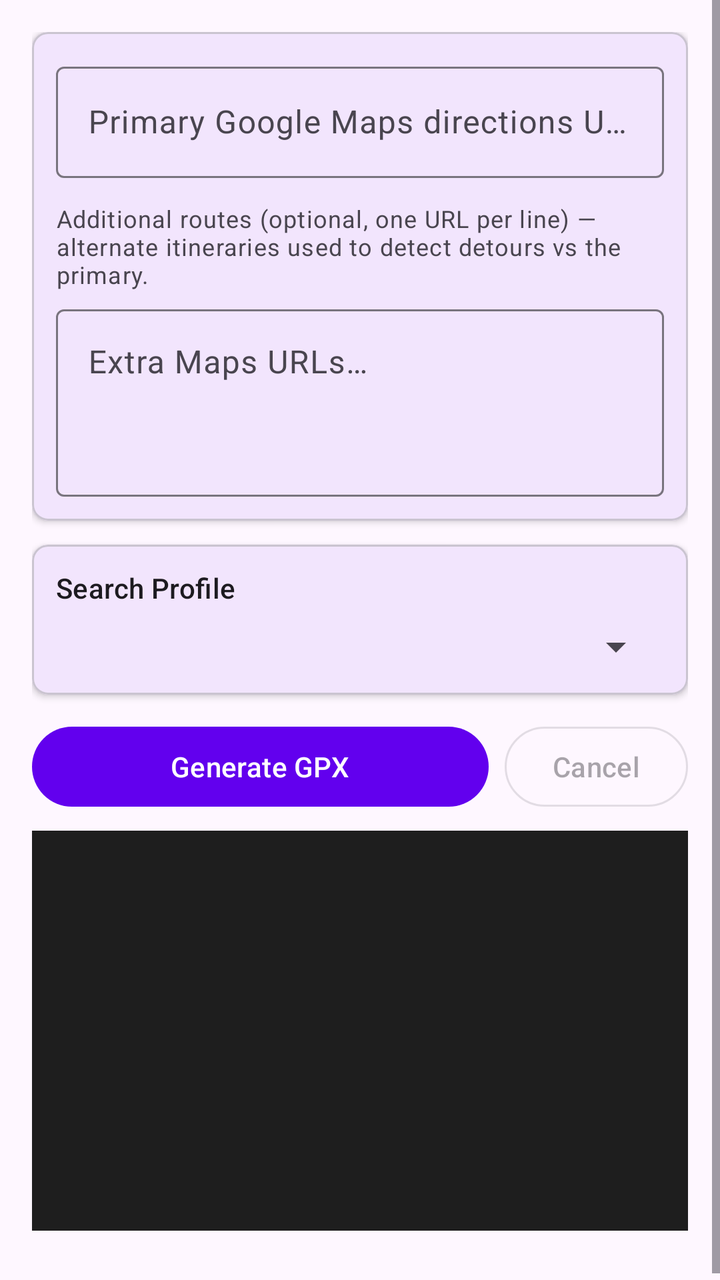
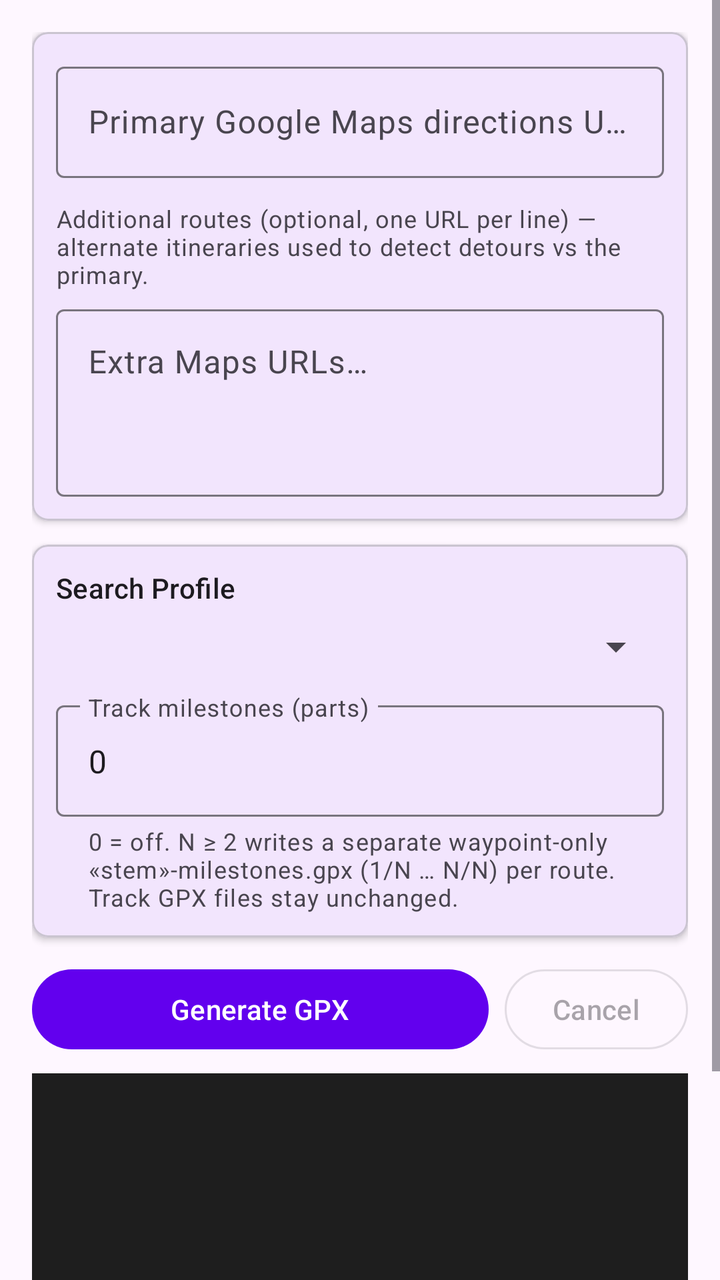

Compare the two renders of this Android layout. The source of the first and the diff that turns it into the second are given below.
<!-- AndroidManifest.xml: application theme Theme.GpxPoiEnricher -->
<!-- res/layout/fragment_easy.xml -->
<?xml version="1.0" encoding="utf-8"?>
<ScrollView
    xmlns:android="http://schemas.android.com/apk/res/android"
    xmlns:app="http://schemas.android.com/apk/res-auto"
    android:layout_width="match_parent"
    android:layout_height="match_parent">

    <LinearLayout
        android:layout_width="match_parent"
        android:layout_height="wrap_content"
        android:orientation="vertical"
        android:padding="16dp">

        
        <com.google.android.material.card.MaterialCardView
            android:layout_width="match_parent"
            android:layout_height="wrap_content"
            android:layout_marginBottom="12dp"
            app:cardElevation="2dp"
            app:cardCornerRadius="8dp">

            <LinearLayout
                android:layout_width="match_parent"
                android:layout_height="wrap_content"
                android:orientation="vertical"
                android:padding="12dp">

                <com.google.android.material.textfield.TextInputLayout
                    android:layout_width="match_parent"
                    android:layout_height="wrap_content"
                    android:hint="@string/hint_maps_url"
                    style="@style/Widget.Material3.TextInputLayout.OutlinedBox">

                    <com.google.android.material.textfield.TextInputEditText
                        android:id="@+id/edit_url"
                        android:layout_width="match_parent"
                        android:layout_height="wrap_content"
                        android:inputType="textUri"
                        android:lines="2"
                        android:maxLines="4" />
                </com.google.android.material.textfield.TextInputLayout>

                <TextView
                    android:layout_width="match_parent"
                    android:layout_height="wrap_content"
                    android:layout_marginTop="12dp"
                    android:text="@string/label_additional_route_urls"
                    android:textAppearance="?attr/textAppearanceBodySmall"
                    android:layout_marginBottom="4dp" />

                <com.google.android.material.textfield.TextInputLayout
                    android:layout_width="match_parent"
                    android:layout_height="wrap_content"
                    android:hint="@string/hint_extra_maps_urls"
                    style="@style/Widget.Material3.TextInputLayout.OutlinedBox">

                    <com.google.android.material.textfield.TextInputEditText
                        android:id="@+id/edit_extra_urls"
                        android:layout_width="match_parent"
                        android:layout_height="wrap_content"
                        android:inputType="textMultiLine|textUri"
                        android:gravity="top|start"
                        android:minLines="3"
                        android:maxLines="8"
                        android:scrollbars="vertical" />
                </com.google.android.material.textfield.TextInputLayout>
            </LinearLayout>
        </com.google.android.material.card.MaterialCardView>

        
        <com.google.android.material.card.MaterialCardView
            android:layout_width="match_parent"
            android:layout_height="wrap_content"
            android:layout_marginBottom="12dp"
            app:cardElevation="2dp"
            app:cardCornerRadius="8dp">

            <LinearLayout
                android:layout_width="match_parent"
                android:layout_height="wrap_content"
                android:orientation="vertical"
                android:padding="12dp">

                <TextView
                    android:layout_width="match_parent"
                    android:layout_height="wrap_content"
                    android:text="@string/label_profile"
                    android:textAppearance="?attr/textAppearanceLabelLarge"
                    android:layout_marginBottom="8dp" />

                <Spinner
                    android:id="@+id/spinner_profile"
                    android:layout_width="match_parent"
                    android:layout_height="wrap_content" />
            </LinearLayout>
        </com.google.android.material.card.MaterialCardView>

        
        <LinearLayout
            android:layout_width="match_parent"
            android:layout_height="wrap_content"
            android:orientation="horizontal"
            android:gravity="center_vertical"
            android:layout_marginBottom="8dp">

            <com.google.android.material.button.MaterialButton
                android:id="@+id/btn_generate"
                android:layout_width="0dp"
                android:layout_height="wrap_content"
                android:layout_weight="1"
                android:layout_marginEnd="8dp"
                android:text="@string/btn_generate" />

            <com.google.android.material.button.MaterialButton
                android:id="@+id/btn_cancel"
                style="@style/Widget.Material3.Button.OutlinedButton"
                android:layout_width="wrap_content"
                android:layout_height="wrap_content"
                android:text="@string/btn_cancel"
                android:enabled="false" />
        </LinearLayout>

        <ProgressBar
            android:id="@+id/progress_bar"
            android:layout_width="match_parent"
            android:layout_height="wrap_content"
            android:visibility="gone"
            style="?android:attr/progressBarStyleHorizontal"
            android:indeterminate="true"
            android:layout_marginBottom="8dp" />

        
        <ScrollView
            android:id="@+id/log_scroll"
            android:layout_width="match_parent"
            android:layout_height="200dp"
            android:background="@color/log_background"
            android:padding="8dp"
            android:layout_marginBottom="12dp">

            <TextView
                android:id="@+id/log_output"
                android:layout_width="match_parent"
                android:layout_height="wrap_content"
                android:fontFamily="monospace"
                android:textSize="12sp"
                android:textColor="@color/log_text" />
        </ScrollView>

        
        <com.google.android.material.card.MaterialCardView
            android:id="@+id/card_results"
            android:layout_width="match_parent"
            android:layout_height="wrap_content"
            android:visibility="gone"
            app:cardElevation="2dp"
            app:cardCornerRadius="8dp">

            <LinearLayout
                android:layout_width="match_parent"
                android:layout_height="wrap_content"
                android:orientation="vertical"
                android:padding="12dp">

                <TextView
                    android:layout_width="match_parent"
                    android:layout_height="wrap_content"
                    android:text="@string/label_generated_files"
                    android:textAppearance="?attr/textAppearanceLabelLarge"
                    android:layout_marginBottom="8dp" />

                <TextView
                    android:id="@+id/text_track_file"
                    android:layout_width="match_parent"
                    android:layout_height="wrap_content"
                    android:fontFamily="monospace"
                    android:textSize="11sp"
                    android:textIsSelectable="true"
                    android:layout_marginBottom="4dp" />

                <TextView
                    android:id="@+id/text_poi_file"
                    android:layout_width="match_parent"
                    android:layout_height="wrap_content"
                    android:fontFamily="monospace"
                    android:textSize="11sp"
                    android:textIsSelectable="true"
                    android:layout_marginBottom="8dp" />

                <TextView
                    android:id="@+id/label_alternate_full"
                    android:layout_width="match_parent"
                    android:layout_height="wrap_content"
                    android:text="@string/label_alternate_full_gpx"
                    android:textAppearance="?attr/textAppearanceLabelMedium"
                    android:visibility="gone"
                    android:layout_marginBottom="4dp" />

                <TextView
                    android:id="@+id/text_alternate_paths"
                    android:layout_width="match_parent"
                    android:layout_height="wrap_content"
                    android:fontFamily="monospace"
                    android:textSize="11sp"
                    android:textIsSelectable="true"
                    android:visibility="gone"
                    android:layout_marginBottom="8dp" />

                <TextView
                    android:id="@+id/label_detour_section"
                    android:layout_width="match_parent"
                    android:layout_height="wrap_content"
                    android:text="@string/label_detour_poi_outputs"
                    android:textAppearance="?attr/textAppearanceLabelMedium"
                    android:visibility="gone"
                    android:layout_marginBottom="4dp" />

                <TextView
                    android:id="@+id/text_detour_files"
                    android:layout_width="match_parent"
                    android:layout_height="wrap_content"
                    android:fontFamily="monospace"
                    android:textSize="11sp"
                    android:textIsSelectable="true"
                    android:visibility="gone" />
            </LinearLayout>
        </com.google.android.material.card.MaterialCardView>

    </LinearLayout>
</ScrollView>
<!-- resources referenced by this layout -->
<resources>
  <color name="log_background">#FF1E1E1E</color>
  <color name="log_text">#FFD4D4D4</color>
  <string name="btn_cancel">Cancel</string>
  <string name="btn_generate">Generate GPX</string>
  <string name="hint_extra_maps_urls">Extra Maps URLs…</string>
  <string name="hint_maps_url">Primary Google Maps directions URL</string>
  <string name="label_additional_route_urls">Additional routes (optional, one URL per line) — alternate itineraries used to detect detours vs the primary.</string>
  <string name="label_alternate_full_gpx">Alternate full-route GPX</string>
  <string name="label_detour_poi_outputs">Detour segment POIs</string>
  <string name="label_generated_files">Generated files</string>
  <string name="label_profile">Search Profile</string>
  <style name="Theme.GpxPoiEnricher" parent="Theme.Material3.DayNight.NoActionBar">
          <item name="colorPrimary">@color/purple_500</item>
          <item name="colorPrimaryVariant">@color/purple_700</item>
          <item name="colorOnPrimary">@color/white</item>
          <item name="colorSecondary">@color/teal_200</item>
          <item name="colorOnSecondary">@color/black</item>
      </style>
  <color name="purple_500">#FF6200EE</color>
  <color name="purple_700">#FF3700B3</color>
  <color name="white">#FFFFFFFF</color>
  <color name="teal_200">#FF03DAC5</color>
  <color name="black">#FF000000</color>
</resources>

<!-- the commit's change to res/layout/fragment_easy.xml (unified diff, before → after) -->
@@ -92,6 +92,22 @@
                     android:id="@+id/spinner_profile"
                     android:layout_width="match_parent"
                     android:layout_height="wrap_content" />
+
+                <com.google.android.material.textfield.TextInputLayout
+                    android:layout_width="match_parent"
+                    android:layout_height="wrap_content"
+                    android:layout_marginTop="12dp"
+                    android:hint="@string/hint_easy_milestones"
+                    app:helperText="@string/helper_easy_milestones"
+                    style="@style/Widget.Material3.TextInputLayout.OutlinedBox">
+
+                    <com.google.android.material.textfield.TextInputEditText
+                        android:id="@+id/edit_milestone_parts"
+                        android:layout_width="match_parent"
+                        android:layout_height="wrap_content"
+                        android:inputType="number"
+                        android:text="0" />
+                </com.google.android.material.textfield.TextInputLayout>
             </LinearLayout>
         </com.google.android.material.card.MaterialCardView>
 
@@ -188,6 +204,25 @@
                     android:layout_marginBottom="8dp" />
 
                 <TextView
+                    android:id="@+id/label_milestone_section"
+                    android:layout_width="match_parent"
+                    android:layout_height="wrap_content"
+                    android:text="@string/label_milestone_only_gpx"
+                    android:textAppearance="?attr/textAppearanceLabelMedium"
+                    android:visibility="gone"
+                    android:layout_marginBottom="4dp" />
+
+                <TextView
+                    android:id="@+id/text_milestone_paths"
+                    android:layout_width="match_parent"
+                    android:layout_height="wrap_content"
+                    android:fontFamily="monospace"
+                    android:textSize="11sp"
+                    android:textIsSelectable="true"
+                    android:visibility="gone"
+                    android:layout_marginBottom="8dp" />
+
+                <TextView
                     android:id="@+id/label_alternate_full"
                     android:layout_width="match_parent"
                     android:layout_height="wrap_content"
<!-- resource entries referenced after the edit -->
@@ -4,12 +4,15 @@
   <color name="log_text">#FFD4D4D4</color>
   <string name="btn_cancel">Cancel</string>
   <string name="btn_generate">Generate GPX</string>
+  <string name="helper_easy_milestones">0 = off. N ≥ 2 writes a separate waypoint-only «stem»-milestones.gpx (1/N … N/N) per route. Track GPX files stay unchanged.</string>
+  <string name="hint_easy_milestones">Track milestones (parts)</string>
   <string name="hint_extra_maps_urls">Extra Maps URLs…</string>
   <string name="hint_maps_url">Primary Google Maps directions URL</string>
   <string name="label_additional_route_urls">Additional routes (optional, one URL per line) — alternate itineraries used to detect detours vs the primary.</string>
   <string name="label_alternate_full_gpx">Alternate full-route GPX</string>
   <string name="label_detour_poi_outputs">Detour segment POIs</string>
   <string name="label_generated_files">Generated files</string>
+  <string name="label_milestone_only_gpx">Milestone-only GPX (no track)</string>
   <string name="label_profile">Search Profile</string>
   <style name="Theme.GpxPoiEnricher" parent="Theme.Material3.DayNight.NoActionBar">
           <item name="colorPrimary">@color/purple_500</item>
